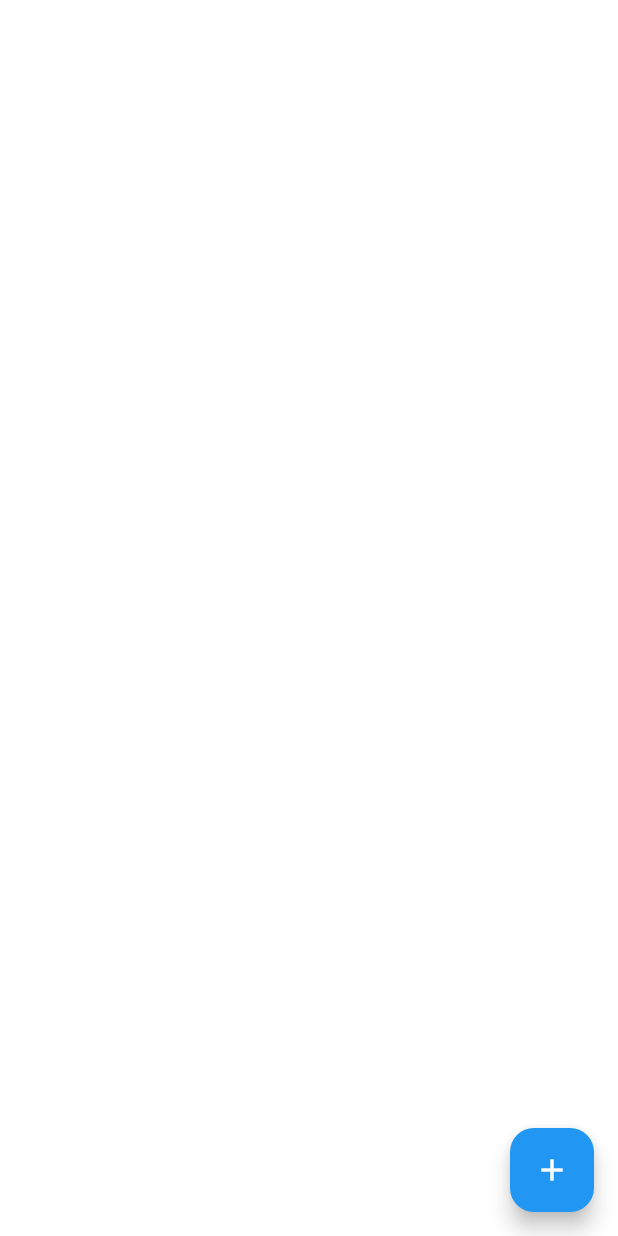
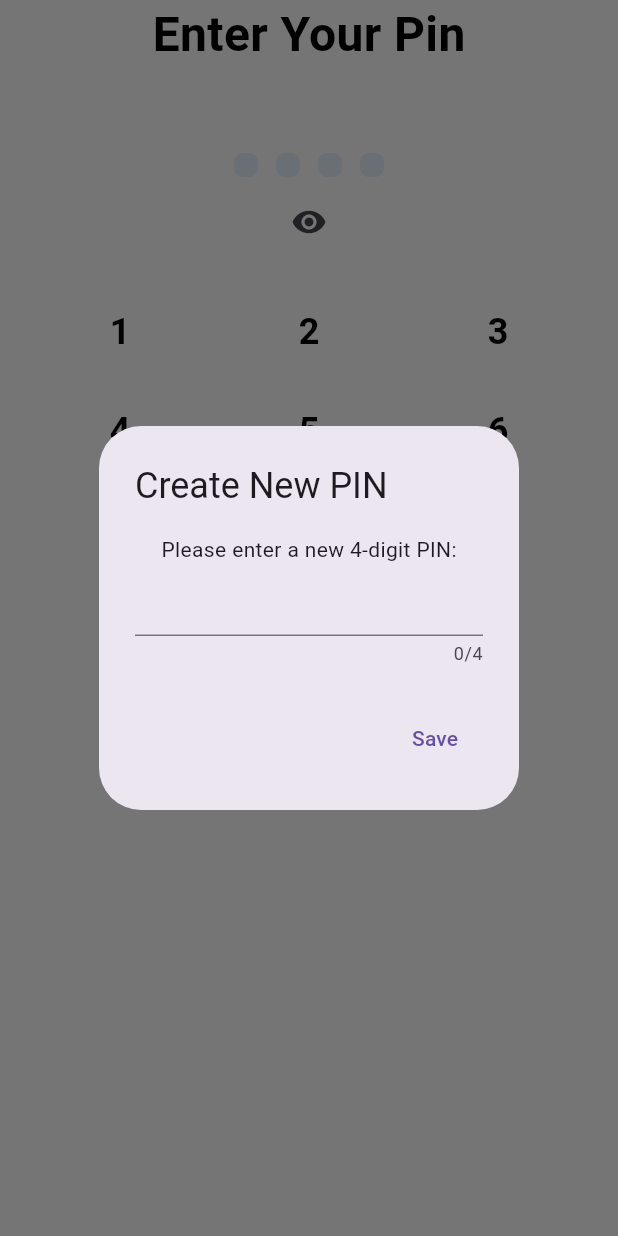
Before and after one commit to rexywjy/notetakingflut, a Flutter app: the screen it shows after launch, on a phone screen of 412 x 824 dp. Run offline on Flutter 3.47's test engine with Material 3 defaults, Android fonts, the light colour scheme and no system bars; our stand-ins replace hive, hive_flutter; accounts and stored records are empty.

Commit message:
done tp blm bagus

```diff
--- a/lib/main.dart
+++ b/lib/main.dart
@@ -1,11 +1,13 @@
 import 'package:flutter/material.dart';
 import 'package:hive_flutter/adapters.dart';
+import 'package:notetakingflut/passcode.dart';
 import 'noteslist.dart';
 
 void main() async {
   WidgetsFlutterBinding.ensureInitialized();
   await Hive.initFlutter();
   await Hive.openBox('notes');
+  await Hive.openBox('pin');
   runApp(const MainApp());
 }
 
@@ -16,7 +18,8 @@
   Widget build(BuildContext context) {
     return const MaterialApp(
       debugShowCheckedModeBanner: false,
-      home: NoteList()
+      // home: NoteList()
+      home: PinCodeWidget(),
     );
   }
 }
--- /dev/null
+++ b/lib/passcode.dart
@@ -0,0 +1,300 @@
+import 'package:flutter/cupertino.dart';
+import 'package:flutter/material.dart';
+import 'package:hive/hive.dart';
+import 'noteslist.dart';
+
+class PinCodeWidget extends StatefulWidget {
+  const PinCodeWidget({super.key});
+
+  @override
+  State<PinCodeWidget> createState() => _PinCodeWidgetState();
+}
+
+class _PinCodeWidgetState extends State<PinCodeWidget> {
+  String? savedPIN;
+  late Box pinBox;
+  String enteredPin = '';
+  bool isPinVisible = false;
+
+  @override
+  void initState() {
+    super.initState();
+    pinBox = Hive.box('pin');
+    savedPIN = pinBox.get('pin');
+    if (savedPIN == null) {
+      // Prompt user to create a new PIN
+      Future.microtask(() => _promptNewPin());
+    }
+  }
+
+  void _promptNewPin() {
+  showDialog(
+    context: context,
+    builder: (BuildContext context) {
+      String newPin = '';
+      return AlertDialog(
+        title: const Text('Create New PIN'),
+        content: Column(
+          mainAxisSize: MainAxisSize.min,
+          children: [
+            const Text('Please enter a new 4-digit PIN:'),
+            TextField(
+              maxLength: 4,
+              keyboardType: TextInputType.number,
+              onChanged: (value) {
+                newPin = value;
+              },
+            ),
+          ],
+        ),
+        actions: [
+          TextButton(
+            onPressed: () {
+              if (newPin.length == 4) {
+                setState(() {
+                  savedPIN = newPin;
+                  pinBox.put('pin', newPin);
+                });
+                Navigator.of(context).pop();
+              }
+            },
+            child: const Text('Save'),
+          ),
+        ],
+      );
+    },
+  ).then((value) {
+    // Show SnackBar after dialog is closed
+    final snackBar = SnackBar(
+      content: Text('New PIN set successfully'),
+      backgroundColor: Colors.green,
+    );
+    ScaffoldMessenger.of(context).showSnackBar(snackBar);
+  });
+}
+
+
+  void _changePin() {
+    showDialog(
+      context: context,
+      builder: (BuildContext context) {
+        String newPin = '';
+        return AlertDialog(
+          title: const Text('Change PIN'),
+          content: Column(
+            mainAxisSize: MainAxisSize.min,
+            children: [
+              const Text('Please enter a new 4-digit PIN:'),
+              TextField(
+                maxLength: 4,
+                keyboardType: TextInputType.number,
+                onChanged: (value) {
+                  newPin = value;
+                },
+              ),
+            ],
+          ),
+          actions: [
+            TextButton(
+              onPressed: () {
+                if (newPin.length == 4) {
+                  setState(() {
+                    savedPIN = newPin;
+                    pinBox.put('pin', newPin);
+                  });
+                  Navigator.of(context).pop();
+                }
+              },
+              child: const Text('Save'),
+            ),
+          ],
+        );
+      },
+    );
+  }
+
+  /// This widget will be used for each digit
+  Widget numButton(int number) {
+    return Padding(
+      padding: const EdgeInsets.only(top: 16),
+      child: TextButton(
+        onPressed: () {
+          setState(() {
+            if (enteredPin.length < 4) {
+              enteredPin += number.toString();
+              if (enteredPin.length == 4) {
+                // Perform your desired action here when PIN is complete
+                print('PIN complete: $enteredPin');
+                print('Saved PIN: $savedPIN');
+                if (enteredPin == savedPIN) {
+                  Navigator.push(
+                    context,
+                    MaterialPageRoute(builder: (context) => NoteList()),
+                  );
+                } else {
+                  print('Wrong PIN');
+                }
+                enteredPin = '';
+                // For example, you can navigate to another page or show a dialog
+              }
+            }
+          });
+        },
+        child: Text(
+          number.toString(),
+          style: const TextStyle(
+            fontSize: 24,
+            fontWeight: FontWeight.w600,
+            color: Colors.black,
+          ),
+        ),
+      ),
+    );
+  }
+
+  @override
+  Widget build(BuildContext context) {
+    return Scaffold(
+      backgroundColor: Colors.white,
+      body: SafeArea(
+        child: ListView(
+          padding: const EdgeInsets.symmetric(horizontal: 24),
+          physics: const BouncingScrollPhysics(),
+          children: [
+            const Center(
+              child: Text(
+                'Enter Your Pin',
+                style: TextStyle(
+                  fontSize: 32,
+                  color: Colors.black,
+                  fontWeight: FontWeight.w600,
+                ),
+              ),
+            ),
+            const SizedBox(height: 50),
+
+            /// Pin code area
+            Row(
+              mainAxisAlignment: MainAxisAlignment.center,
+              children: List.generate(
+                4,
+                (index) {
+                  return Container(
+                    margin: const EdgeInsets.all(6.0),
+                    width: isPinVisible ? 50 : 16,
+                    height: isPinVisible ? 50 : 16,
+                    decoration: BoxDecoration(
+                      borderRadius: BorderRadius.circular(6.0),
+                      color: index < enteredPin.length
+                          ? isPinVisible
+                              ? Colors.green
+                              : CupertinoColors.activeBlue
+                          : CupertinoColors.activeBlue.withOpacity(0.1),
+                    ),
+                    child: isPinVisible && index < enteredPin.length
+                        ? Center(
+                            child: Text(
+                              enteredPin[index],
+                              style: const TextStyle(
+                                fontSize: 17,
+                                color: Colors.white,
+                                fontWeight: FontWeight.w700,
+                              ),
+                            ),
+                          )
+                        : null,
+                  );
+                },
+              ),
+            ),
+
+            /// Visibility toggle button
+            IconButton(
+              onPressed: () {
+                setState(() {
+                  isPinVisible = !isPinVisible;
+                });
+              },
+              icon: Icon(
+                isPinVisible ? Icons.visibility_off : Icons.visibility,
+              ),
+            ),
+
+            SizedBox(height: isPinVisible ? 50.0 : 8.0),
+
+            /// Digits
+            for (var i = 0; i < 3; i++)
+              Padding(
+                padding: const EdgeInsets.symmetric(horizontal: 24),
+                child: Row(
+                  mainAxisAlignment: MainAxisAlignment.spaceBetween,
+                  children: List.generate(
+                    3,
+                    (index) => numButton(1 + 3 * i + index),
+                  ).toList(),
+                ),
+              ),
+
+            /// 0 digit with back remove
+            Padding(
+              padding: const EdgeInsets.symmetric(horizontal: 24),
+              child: Row(
+                mainAxisAlignment: MainAxisAlignment.spaceBetween,
+                children: [
+                  const TextButton(onPressed: null, child: SizedBox()),
+                  numButton(0),
+                  TextButton(
+                    onPressed: () {
+                      setState(
+                        () {
+                          if (enteredPin.isNotEmpty) {
+                            enteredPin =
+                                enteredPin.substring(0, enteredPin.length - 1);
+                          }
+                        },
+                      );
+                      print('PIN entered: $enteredPin');
+                    },
+                    child: const Icon(
+                      Icons.backspace,
+                      color: Colors.black,
+                      size: 24,
+                    ),
+                  ),
+                ],
+              ),
+            ),
+
+            /// Reset button
+            TextButton(
+              onPressed: () {
+                setState(() {
+                  enteredPin = '';
+                });
+              },
+              child: const Text(
+                'Reset',
+                style: TextStyle(
+                  fontSize: 20,
+                  color: Colors.black,
+                ),
+              ),
+            ),
+
+            /// Change PIN button
+            TextButton(
+              onPressed: _changePin,
+              child: const Text(
+                'Set New PIN',
+                style: TextStyle(
+                  fontSize: 20,
+                  color: Colors.black,
+                ),
+              ),
+            ),
+          ],
+        ),
+      ),
+    );
+  }
+}
```
Also changed, not shown: lib/noteslist.dart (+58 -83 lines).
